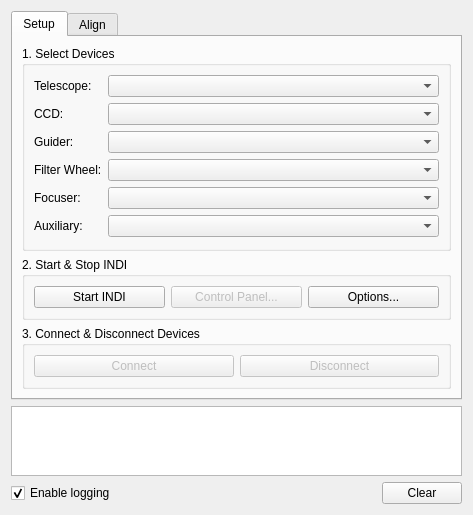
Above: kstars/ekos/ekosmanager.ui from KDE/kstars before the change. Below: the same form after it.
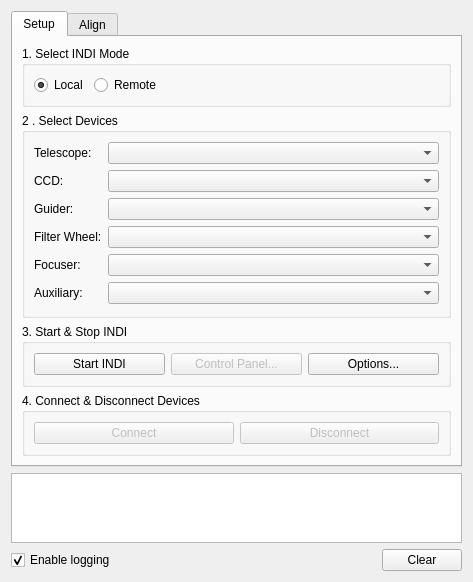
That is the form after the change. Custom widgets are drawn as their Qt base class.

Commit message: Adding support to remote INDI server in Ekos and ability to preload configuration settings of devices

```diff
--- a/kstars/ekos/ekosmanager.ui
+++ b/kstars/ekos/ekosmanager.ui
@@ -7,7 +7,7 @@
     <x>0</x>
     <y>0</y>
     <width>473</width>
-    <height>494</height>
+    <height>552</height>
    </rect>
   </property>
   <property name="windowTitle">
@@ -23,11 +23,50 @@
       <attribute name="title">
        <string>Setup</string>
       </attribute>
-      <layout class="QVBoxLayout" name="verticalLayout_5">
+      <layout class="QVBoxLayout" name="verticalLayout">
+       <item>
+        <widget class="QGroupBox" name="groupBox_4">
+         <property name="title">
+          <string>1. Select INDI Mode</string>
+         </property>
+         <layout class="QHBoxLayout" name="horizontalLayout_6">
+          <item>
+           <widget class="QRadioButton" name="kcfg_localMode">
+            <property name="text">
+             <string>Local</string>
+            </property>
+            <property name="checked">
+             <bool>true</bool>
+            </property>
+           </widget>
+          </item>
+          <item>
+           <widget class="QRadioButton" name="kcfg_remoteMode">
+            <property name="text">
+             <string>Remote</string>
+            </property>
+           </widget>
+          </item>
+          <item>
+           <spacer name="horizontalSpacer_2">
+            <property name="orientation">
+             <enum>Qt::Horizontal</enum>
+            </property>
+            <property name="sizeHint" stdset="0">
+             <size>
+              <width>303</width>
+              <height>20</height>
+             </size>
+            </property>
+           </spacer>
+          </item>
+         </layout>
+        </widget>
+       </item>
        <item>
         <widget class="QGroupBox" name="groupBox">
          <property name="title">
-          <string>1. Select Devices</string>
+          <string>2 . Select Devices</string>
          </property>
          <layout class="QVBoxLayout" name="verticalLayout_4">
           <item>
@@ -163,7 +202,7 @@
        <item>
         <widget class="QGroupBox" name="groupBox_2">
          <property name="title">
-          <string>2. Start &amp;&amp; Stop INDI</string>
+          <string>3. Start &amp;&amp; Stop INDI</string>
          </property>
          <layout class="QHBoxLayout" name="horizontalLayout_5">
           <item>
@@ -206,7 +245,7 @@
        <item>
         <widget class="QGroupBox" name="groupBox_3">
          <property name="title">
-          <string>3. Connect &amp;&amp; Disconnect Devices</string>
+          <string>4. Connect &amp;&amp; Disconnect Devices</string>
          </property>
          <layout class="QVBoxLayout" name="verticalLayout_8">
           <item>
```
The commit also changes 11 other files.
